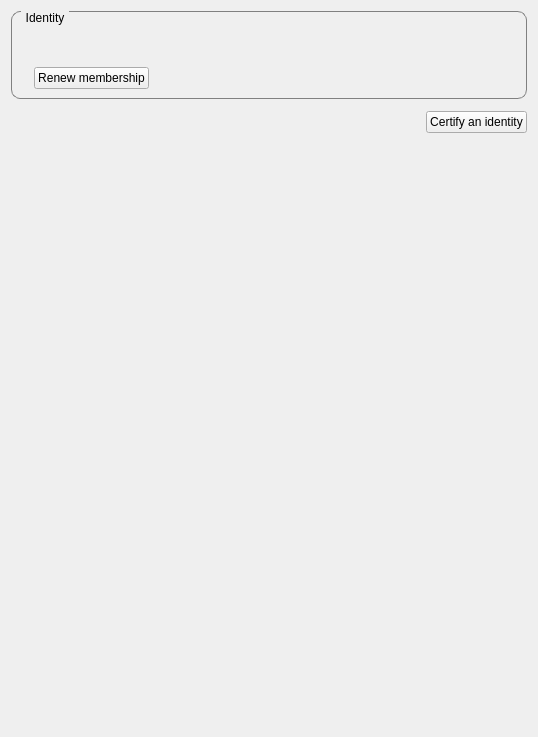
Above: src/sakia/gui/navigation/identity/identity.ui from duniter/sakia before the change. Below: the same form after it.
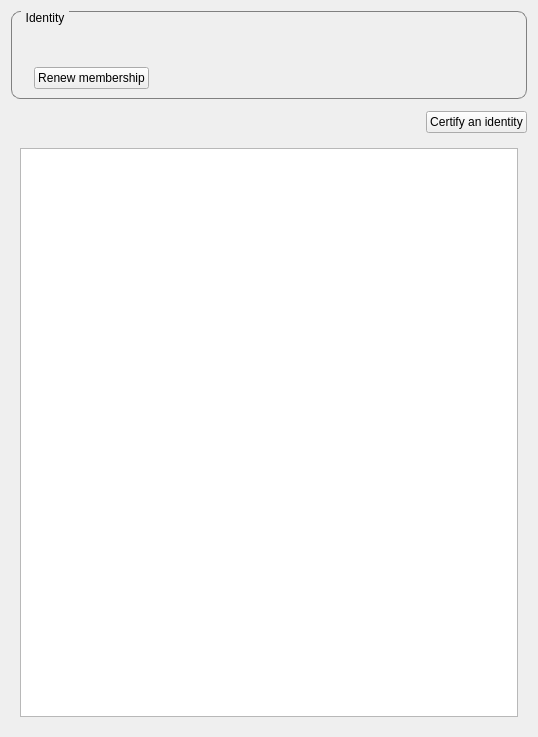
That is the form after the change. Icons and pictures are not drawn.

Commit message: Add table of certifiers

What changed in the file:
```diff
--- a/src/sakia/gui/navigation/identity/identity.ui
+++ b/src/sakia/gui/navigation/identity/identity.ui
@@ -34,7 +34,21 @@
       <number>0</number>
      </property>
      <widget class="QWidget" name="page_empty">
-      <layout class="QVBoxLayout" name="verticalLayout_3"/>
+      <layout class="QVBoxLayout" name="verticalLayout_3">
+       <item>
+        <widget class="QTableView" name="table_certifiers">
+         <attribute name="horizontalHeaderShowSortIndicator" stdset="0">
+          <bool>true</bool>
+         </attribute>
+         <attribute name="horizontalHeaderStretchLastSection">
+          <bool>true</bool>
+         </attribute>
+         <attribute name="verticalHeaderVisible">
+          <bool>false</bool>
+         </attribute>
+        </widget>
+       </item>
+      </layout>
      </widget>
     </widget>
    </item>
```
The commit also changes 6 other files.
